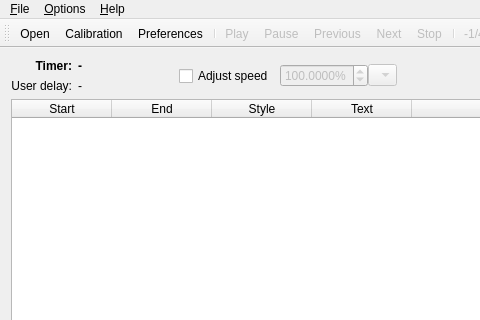
Before: the Qt Designer form src/mainwindow.ui in Subtivals/subtivals, drawn with Qt 5; both pictures show x 0 to 480 and y 0 to 320 of the 800 by 500 pixel window.
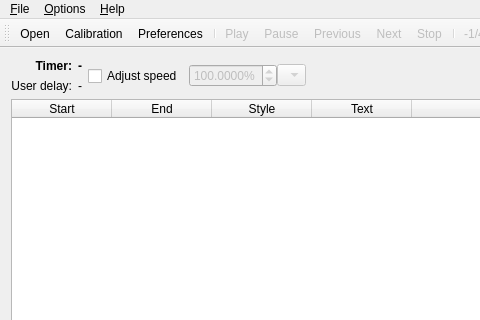
After: the same form once the commit is applied. Icons and pictures are not drawn.

Commit message: Adjust timer minimum size automatically

Patch:
```diff
--- a/src/mainwindow.ui
+++ b/src/mainwindow.ui
@@ -69,12 +69,6 @@
           <verstretch>0</verstretch>
          </sizepolicy>
         </property>
-        <property name="minimumSize">
-         <size>
-          <width>95</width>
-          <height>0</height>
-         </size>
-        </property>
         <property name="font">
          <font>
           <weight>75</weight>
```
The commit also changes 1 other file.
